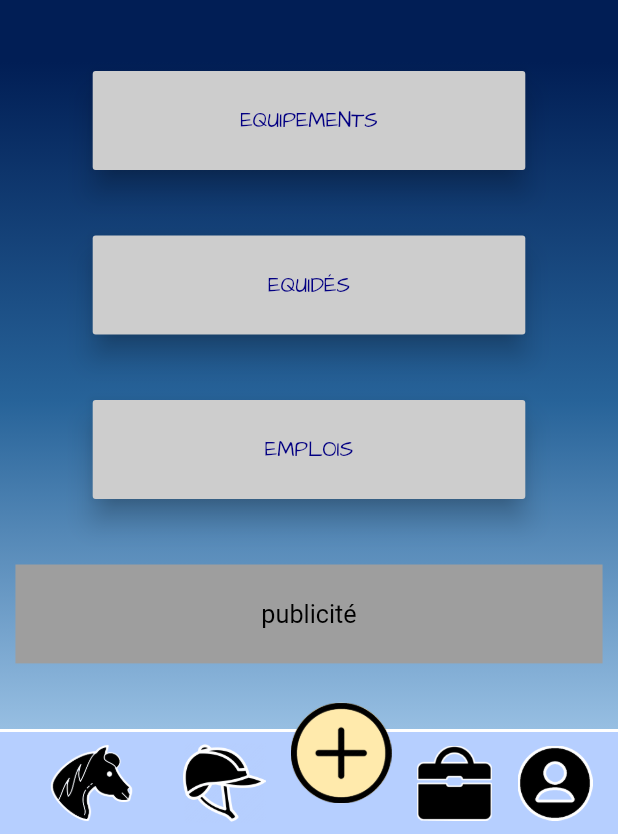
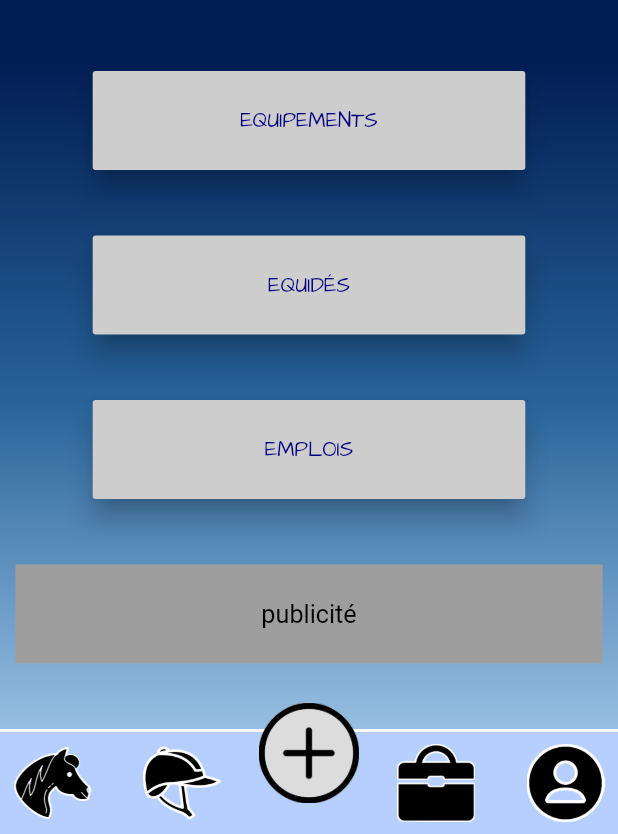
Before and after one commit to RedDTG/kavaloccaz, a Flutter app: the screen it shows after launch, on a phone screen of 412 x 824 dp, the part 402-1236 px from its top. Run offline on Flutter 3.47's test engine with Material 2 defaults, Android fonts, the phone set to English and light mode, and no system bars.

Commit message:
[FIX] Bottom bar buttons

```diff
--- a/lib/_bottomBar.dart
+++ b/lib/_bottomBar.dart
@@ -12,42 +12,60 @@ class BottomBarWidget extends StatelessWidget {
       width: largeur,
       height: 70,
       child: Row(
-        mainAxisAlignment: MainAxisAlignment.spaceEvenly,
+        mainAxisAlignment: MainAxisAlignment.spaceBetween,
         children: [
           new Container(
-            child: new FlatButton(
-                onPressed: () {
-                  Navigator.pushNamed(context, '/equides');
-                },
-                child: new Container(
-                    width: 55,
-                    height: 55,
-                    child: Image.asset('assets/icons/horse.png'))),
+            margin: EdgeInsets.all(0),
+            padding: EdgeInsets.all(0),
+            width: 70,
+            height: 70,
+            child: IconButton(
+              icon: Image.asset('assets/icons/horse.png'),
+              onPressed: () {},
+            ),
           ),
           new Container(
-            child: Image.asset('assets/icons/helmet.png'),
-            width: 55,
-            height: 55,
+            margin: EdgeInsets.all(0),
+            padding: EdgeInsets.all(0),
+            width: 70,
+            height: 70,
+            child: IconButton(
+              icon: Image.asset('assets/icons/helmet.png'),
+              onPressed: () {},
+            ),
           ),
           new Container(
+            margin: EdgeInsets.all(0),
+            padding: EdgeInsets.all(0),
             alignment: Alignment(0.0, -40.0),
             child: new Container(
               width: 67,
               height: 67,
               decoration: BoxDecoration(
-                  shape: BoxShape.circle, color: Color(0xFFFFEAAC)),
+                  shape: BoxShape.circle, color: Color(0xFFDCDCDC)),
               child: Image.asset('assets/icons/add.png'),
             ),
           ),
           new Container(
-            child: Image.asset('assets/icons/job.png'),
-            height: 50,
-            width: 50,
+            margin: EdgeInsets.all(0),
+            padding: EdgeInsets.all(0),
+            width: 70,
+            height: 70,
+            child: IconButton(
+              icon: Image.asset('assets/icons/job.png'),
+              onPressed: () {},
+            ),
           ),
           new Container(
-              child: Image.asset('assets/icons/account.png'),
-              height: 50,
-              width: 50),
+            margin: EdgeInsets.all(0),
+            padding: EdgeInsets.all(0),
+            width: 70,
+            height: 70,
+            child: IconButton(
+              icon: Image.asset('assets/icons/account.png'),
+              onPressed: () {},
+            ),
+          ),
         ],
       ),
     );
--- a/lib/main.dart
+++ b/lib/main.dart
@@ -8,7 +8,7 @@ void main() => runApp(MaterialApp(
       debugShowCheckedModeBanner: false,
       routes: {
         '/': (context) => Home(),
-        '/equides': (context) => Equides('Title'),
+        '/equides': (context) => Equides(),
         '/equipements': (context) => Equipements('Title')
       },
     ));
```
